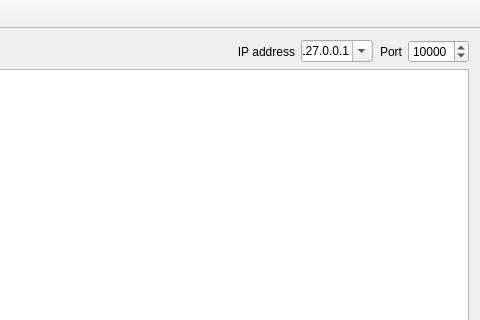
First picture: the form in Server/ServerApp/extcpserver.ui, repository AndriiRozin/ClientServer, before the edit; both pictures show x 341 to 821 and y 0 to 320 of the 821 by 435 pixel window.
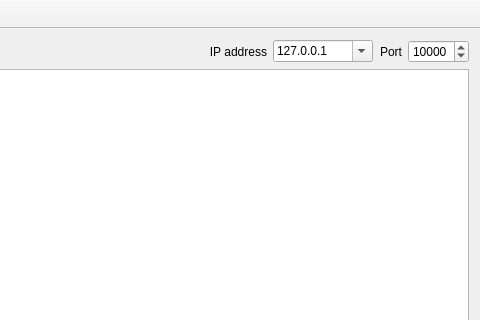
Second picture: the form after the edit. Icons and pictures are not drawn.

```diff
--- a/Server/ServerApp/extcpserver.ui
+++ b/Server/ServerApp/extcpserver.ui
@@ -42,6 +42,12 @@
       </item>
       <item>
        <widget class="QComboBox" name="comboBox">
+        <property name="minimumSize">
+         <size>
+          <width>100</width>
+          <height>0</height>
+         </size>
+        </property>
         <property name="editable">
          <bool>true</bool>
         </property>
```
